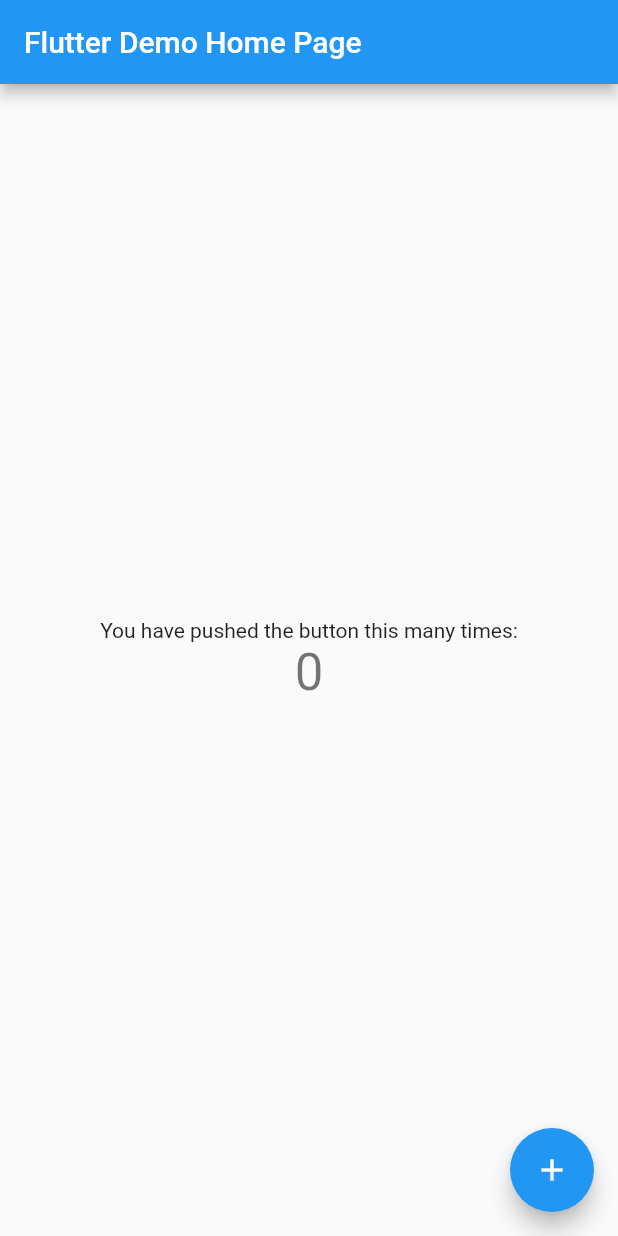
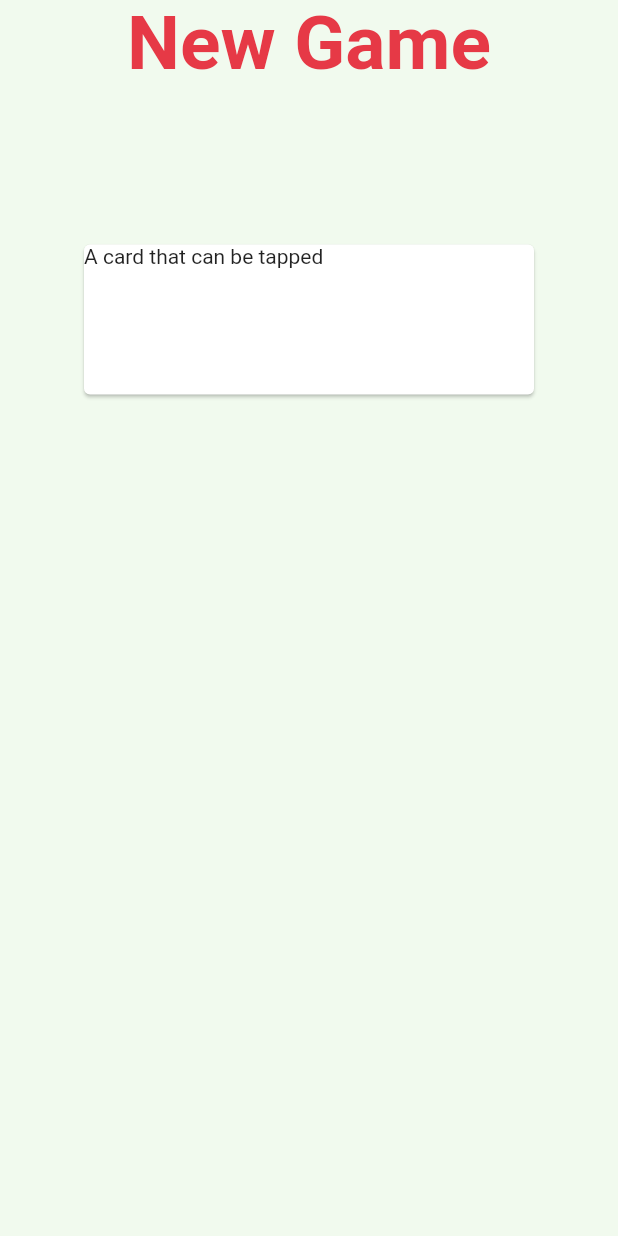
Before and after one commit to Gostis/Flutter_Trivia_App, a Flutter app: the screen it shows after launch, on a phone screen of 412 x 824 dp. Run offline on Flutter 3.47's test engine with Material 2 defaults, Android fonts, the phone set to English and light mode, and no system bars.

Commit message:
added new game screen

```diff
--- a/lib/main.dart
+++ b/lib/main.dart
@@ -1,111 +1,31 @@
 import 'package:flutter/material.dart';
+
+import 'screens/new_game.dart';
 
 void main() => runApp(MyApp());
 
 class MyApp extends StatelessWidget {
-  // This widget is the root of your application.
   @override
   Widget build(BuildContext context) {
     return MaterialApp(
-      title: 'Flutter Demo',
-      theme: ThemeData(
-        // This is the theme of your application.
-        //
-        // Try running your application with "flutter run". You'll see the
-        // application has a blue toolbar. Then, without quitting the app, try
-        // changing the primarySwatch below to Colors.green and then invoke
-        // "hot reload" (press "r" in the console where you ran "flutter run",
-        // or simply save your changes to "hot reload" in a Flutter IDE).
-        // Notice that the counter didn't reset back to zero; the application
-        // is not restarted.
-        primarySwatch: Colors.blue,
-      ),
-      home: MyHomePage(title: 'Flutter Demo Home Page'),
-    );
+
+        theme: ThemeData(
+          primaryColor: Color(0xffE63946),
+          accentColor: Color(0xff1D3557),
+          /*
+          #E63946
+          #F1FAEE
+          #A8DADC
+          #457B9D
+          #1D3557
+          #474747
+          */
+          // Define the default font family.
+
+
+
+
+          scaffoldBackgroundColor: Color(0xffF1FAEE)),
+        home: NewGame());
   }
 }
-
-class MyHomePage extends StatefulWidget {
-  MyHomePage({Key key, this.title}) : super(key: key);
-
-  // This widget is the home page of your application. It is stateful, meaning
-  // that it has a State object (defined below) that contains fields that affect
-  // how it looks.
-
-  // This class is the configuration for the state. It holds the values (in this
-  // case the title) provided by the parent (in this case the App widget) and
-  // used by the build method of the State. Fields in a Widget subclass are
-  // always marked "final".
-
-  final String title;
-
-  @override
-  _MyHomePageState createState() => _MyHomePageState();
-}
-
-class _MyHomePageState extends State<MyHomePage> {
-  int _counter = 0;
-
-  void _incrementCounter() {
-    setState(() {
-      // This call to setState tells the Flutter framework that something has
-      // changed in this State, which causes it to rerun the build method below
-      // so that the display can reflect the updated values. If we changed
-      // _counter without calling setState(), then the build method would not be
-      // called again, and so nothing would appear to happen.
-      _counter++;
-    });
-  }
-
-  @override
-  Widget build(BuildContext context) {
-    // This method is rerun every time setState is called, for instance as done
-    // by the _incrementCounter method above.
-    //
-    // The Flutter framework has been optimized to make rerunning build methods
-    // fast, so that you can just rebuild anything that needs updating rather
-    // than having to individually change instances of widgets.
-    return Scaffold(
-      appBar: AppBar(
-        // Here we take the value from the MyHomePage object that was created by
-        // the App.build method, and use it to set our appbar title.
-        title: Text(widget.title),
-      ),
-      body: Center(
-        // Center is a layout widget. It takes a single child and positions it
-        // in the middle of the parent.
-        child: Column(
-          // Column is also a layout widget. It takes a list of children and
-          // arranges them vertically. By default, it sizes itself to fit its
-          // children horizontally, and tries to be as tall as its parent.
-          //
-          // Invoke "debug painting" (press "p" in the console, choose the
-          // "Toggle Debug Paint" action from the Flutter Inspector in Android
-          // Studio, or the "Toggle Debug Paint" command in Visual Studio Code)
-          // to see the wireframe for each widget.
-          //
-          // Column has various properties to control how it sizes itself and
-          // how it positions its children. Here we use mainAxisAlignment to
-          // center the children vertically; the main axis here is the vertical
-          // axis because Columns are vertical (the cross axis would be
-          // horizontal).
-          mainAxisAlignment: MainAxisAlignment.center,
-          children: <Widget>[
-            Text(
-              'You have pushed the button this many times:',
-            ),
-            Text(
-              '$_counter',
-              style: Theme.of(context).textTheme.display1,
-            ),
-          ],
-        ),
-      ),
-      floatingActionButton: FloatingActionButton(
-        onPressed: _incrementCounter,
-        tooltip: 'Increment',
-        child: Icon(Icons.add),
-      ), // This trailing comma makes auto-formatting nicer for build methods.
-    );
-  }
-}
--- /dev/null
+++ b/lib/screens/new_game.dart
@@ -0,0 +1,38 @@
+import 'package:flutter/material.dart';
+
+class NewGame extends StatelessWidget {
+  @override
+  Widget build(BuildContext context) {
+    return Scaffold(
+     body:
+       SafeArea(
+                child: Column(
+            children: <Widget>[
+              Text("New Game", style: TextStyle(color: Theme.of(context).primaryColor, fontSize: 50, fontWeight: FontWeight.w600),),
+
+              SizedBox(height: 100,),
+
+
+              Center(
+    child: Card(
+      child: InkWell(
+        splashColor: Colors.blue.withAlpha(30),
+        onTap: () {
+          print('Card tapped.');
+        },
+        child: Container(
+          width: 300,
+          height: 100,
+          child: Text('A card that can be tapped'),
+        ),
+      ),
+    ),
+  )
+
+
+              ],
+           ),
+       ),
+    );
+  }
+}
```
